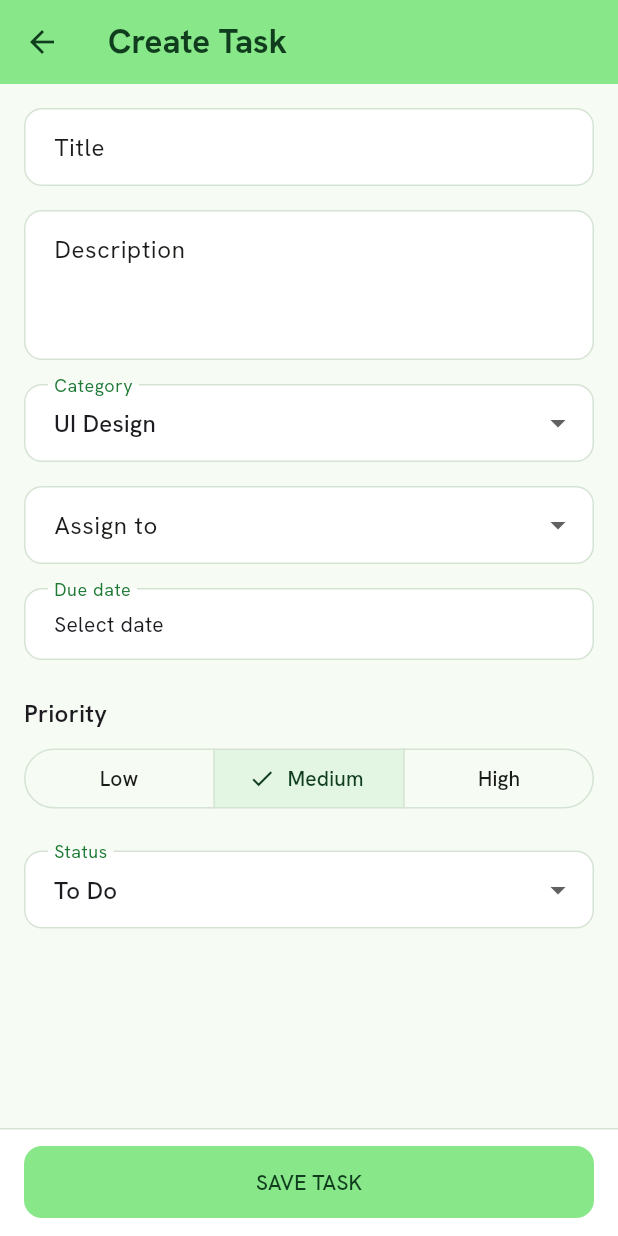
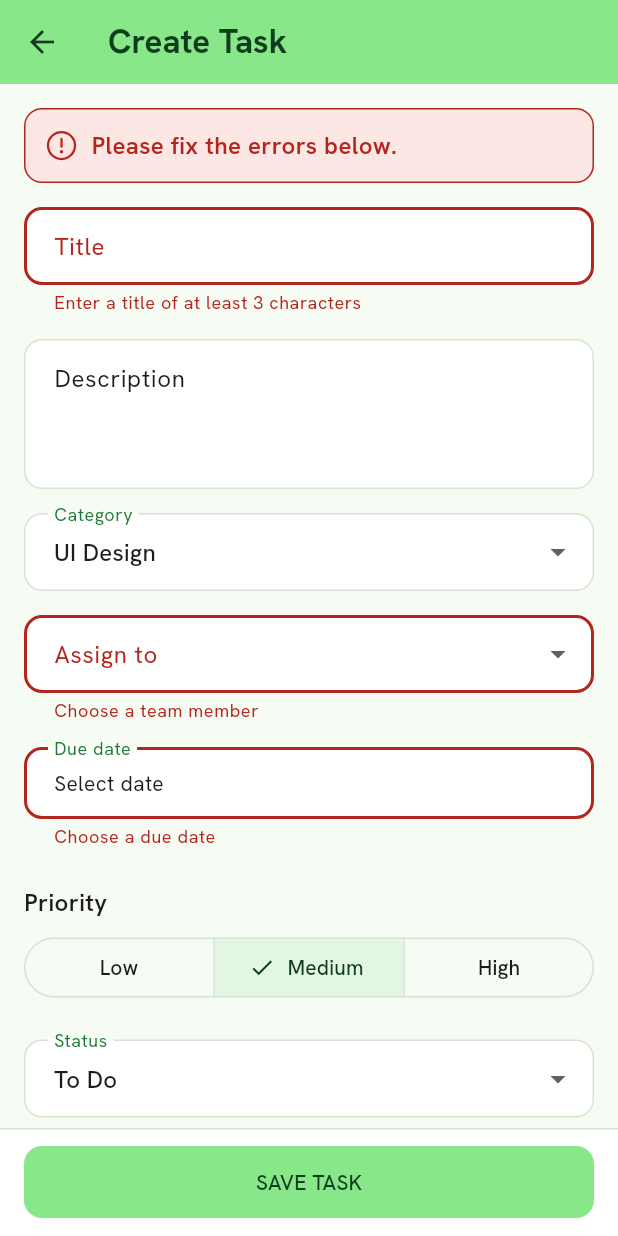
Before and after one commit to Abdull-Kudus/task_mate, a Flutter app: the TaskFormScreen screen opened directly, after a tap on "SAVE TASK", on a phone screen of 412 x 824 dp. Run offline on Flutter 3.47's test engine with Material 3 defaults, Android fonts, the phone set to English and light mode, and no system bars; our stand-ins replace google_fonts, phosphor_flutter, shared_preferences; accounts and stored records are empty.

Commit message:
feat(task-form): add form validation and error banner

```diff
--- a/lib/screens/task_form_screen.dart
+++ b/lib/screens/task_form_screen.dart
@@ -29,6 +29,7 @@ class _TaskFormScreenState extends State<TaskFormScreen> {
   late TaskStatus _status;
 
   List<TeamMember> _members = [];
+  bool _showErrorBanner = false;
 
   @override
   void initState() {
@@ -67,6 +68,10 @@ class _TaskFormScreenState extends State<TaskFormScreen> {
   }
 
   void _saveTask() {
+    final isValid = _formKey.currentState!.validate();
+    setState(() => _showErrorBanner = !isValid);
+    if (!isValid) return;
+
     // Save logic will be added in the next commit
   }
 
@@ -93,9 +98,39 @@ class _TaskFormScreenState extends State<TaskFormScreen> {
           child: Column(
             crossAxisAlignment: CrossAxisAlignment.stretch,
             children: [
+              if (_showErrorBanner)
+                Container(
+                  padding: const EdgeInsets.all(12),
+                  margin: const EdgeInsets.only(bottom: 16),
+                  decoration: BoxDecoration(
+                    color: AppColors.errorContainer,
+                    borderRadius: BorderRadius.circular(12),
+                    border: Border.all(color: AppColors.error),
+                  ),
+                  child: Row(
+                    children: [
+                      const Icon(PhosphorIconsRegular.warningCircle, color: AppColors.error),
+                      const SizedBox(width: 8),
+                      Expanded(
+                        child: Text(
+                          'Please fix the errors below.',
+                          style: AppText.cardTitle.copyWith(color: AppColors.error),
+                        ),
+                      ),
+                    ],
+                  ),
+                ),
+
               TextFormField(
                 initialValue: _title,
                 decoration: const InputDecoration(labelText: 'Title'),
+                validator: (value) {
+                  final text = (value ?? '').trim();
+                  if (text.length < 3 || text.length > 60) {
+                    return 'Enter a title of at least 3 characters';
+                  }
+                  return null;
+                },
                 onSaved: (value) => _title = (value ?? '').trim(),
               ),
               const SizedBox(height: 16),
@@ -107,6 +142,13 @@ class _TaskFormScreenState extends State<TaskFormScreen> {
                   labelText: 'Description',
                   alignLabelWithHint: true,
                 ),
+                validator: (value) {
+                  final text = (value ?? '').trim();
+                  if (text.length > 300) {
+                    return 'Keep the description under 300 characters';
+                  }
+                  return null;
+                },
                 onSaved: (value) => _description = (value ?? '').trim(),
               ),
               const SizedBox(height: 16),
@@ -130,6 +172,7 @@ class _TaskFormScreenState extends State<TaskFormScreen> {
                 items: _members
                     .map((m) => DropdownMenuItem(value: m.id, child: Text(m.name)))
                     .toList(),
+                validator: (value) => value == null ? 'Choose a team member' : null,
                 onChanged: (val) {
                   if (val != null) setState(() => _assigneeId = val);
                 },
@@ -139,6 +182,13 @@ class _TaskFormScreenState extends State<TaskFormScreen> {
 
               FormField<DateTime>(
                 initialValue: _dueDate,
+                validator: (val) {
+                  if (_dueDate == null) return 'Choose a due date';
+                  final now = DateTime.now();
+                  final today = DateTime(now.year, now.month, now.day);
+                  if (_dueDate!.isBefore(today)) return 'The due date cannot be in the past';
+                  return null;
+                },
                 builder: (state) {
                   return Column(
                     crossAxisAlignment: CrossAxisAlignment.start,
```
